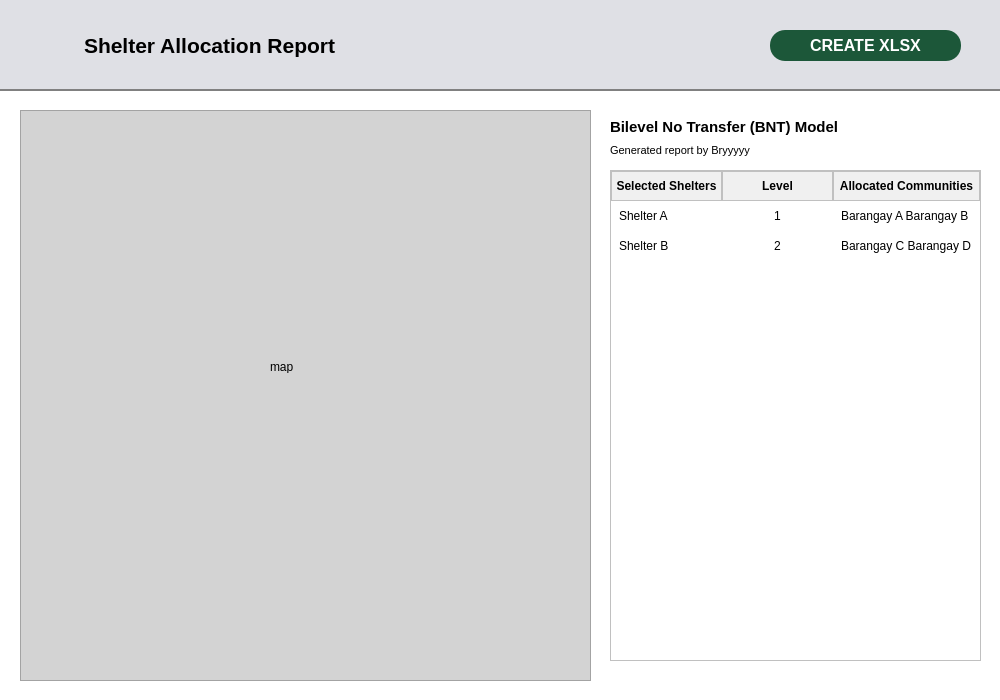
Lucianono/ShelterAlloc_Thesis, file FE/shelterallocationreport.ui: the form before one commit.
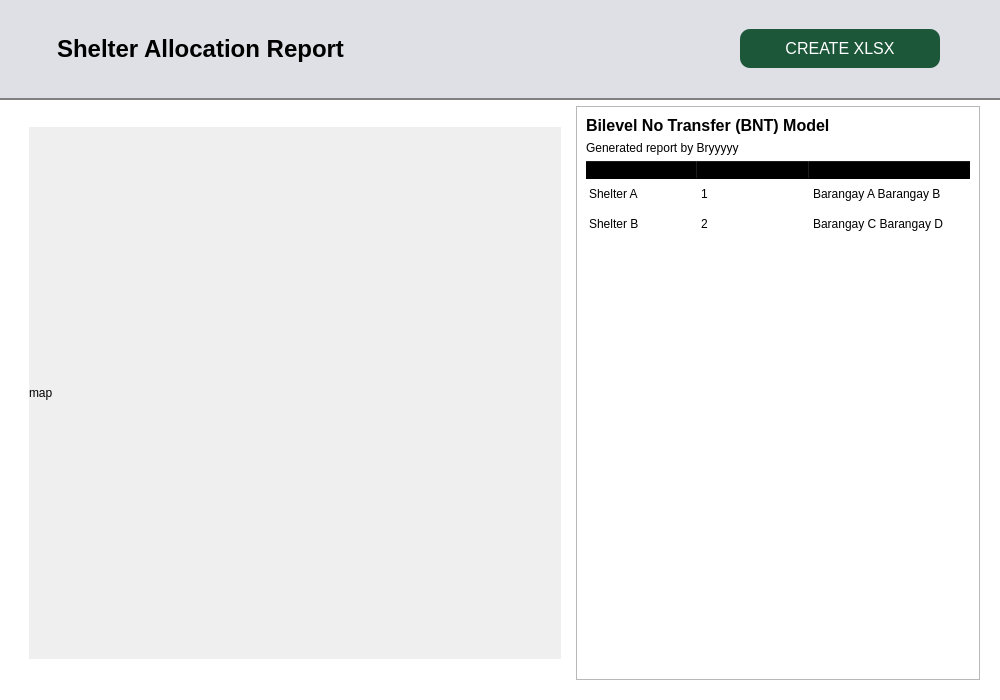
The form after the commit. Icons and pictures are not drawn.

Commit message:
UPDATE frontend again
frontend officially officially finished

Patch:
```diff
--- a/FE/shelterallocationreport.ui
+++ b/FE/shelterallocationreport.ui
@@ -36,21 +36,44 @@
 background-color: white;
 }</string>
   </property>
+  <layout class="QVBoxLayout" name="verticalLayout_2">
+   <property name="leftMargin">
+    <number>0</number>
+   </property>
+   <property name="topMargin">
+    <number>0</number>
+   </property>
+   <property name="rightMargin">
+    <number>0</number>
+   </property>
+   <property name="bottomMargin">
+    <number>0</number>
+   </property>
+   <item>
+    <layout class="QVBoxLayout" name="verticalLayout">
+     <item>
   <widget class="QFrame" name="headerFrame">
-   <property name="geometry">
-    <rect>
-     <x>0</x>
-     <y>0</y>
-     <width>1001</width>
-     <height>91</height>
-    </rect>
-   </property>
    <property name="sizePolicy">
     <sizepolicy hsizetype="Fixed" vsizetype="Fixed">
      <horstretch>0</horstretch>
      <verstretch>0</verstretch>
     </sizepolicy>
    </property>
+       <property name="minimumSize">
+        <size>
+         <width>1000</width>
+         <height>100</height>
+        </size>
+       </property>
+       <property name="maximumSize">
+        <size>
+         <width>16777215</width>
+         <height>16777215</height>
+        </size>
+       </property>
+       <property name="autoFillBackground">
+        <bool>false</bool>
+       </property>
    <property name="styleSheet">
     <string notr="true">#headerFrame {
     background-color: #dfe0e5;
@@ -66,16 +89,10 @@
    <property name="frameShadow">
     <enum>QFrame::Raised</enum>
    </property>
-   <widget class="QWidget" name="horizontalLayoutWidget">
-    <property name="geometry">
-     <rect>
-      <x>20</x>
-      <y>20</y>
-      <width>331</width>
-      <height>51</height>
-     </rect>
-    </property>
-    <layout class="QHBoxLayout" name="horizontalLayout">
+       <layout class="QHBoxLayout" name="horizontalLayout_2">
+        <property name="rightMargin">
+         <number>50</number>
+        </property>
      <item>
       <widget class="QPushButton" name="pushButton">
        <property name="sizePolicy">
@@ -106,16 +123,10 @@
       </widget>
      </item>
      <item>
-      <widget class="QLabel" name="label_4">
-       <property name="sizePolicy">
-        <sizepolicy hsizetype="Fixed" vsizetype="Fixed">
-         <horstretch>0</horstretch>
-         <verstretch>0</verstretch>
-        </sizepolicy>
-       </property>
+         <widget class="QLabel" name="label">
        <property name="font">
         <font>
-         <pointsize>16</pointsize>
+            <pointsize>18</pointsize>
          <weight>75</weight>
          <bold>true</bold>
         </font>
@@ -125,108 +136,99 @@
        </property>
       </widget>
      </item>
-    </layout>
-   </widget>
+        <item>
    <widget class="QPushButton" name="pushButton_2">
-    <property name="geometry">
-     <rect>
-      <x>770</x>
-      <y>30</y>
-      <width>191</width>
-      <height>31</height>
-     </rect>
-    </property>
     <property name="sizePolicy">
      <sizepolicy hsizetype="Fixed" vsizetype="Fixed">
       <horstretch>0</horstretch>
       <verstretch>0</verstretch>
      </sizepolicy>
     </property>
+          <property name="minimumSize">
+           <size>
+            <width>200</width>
+            <height>0</height>
+           </size>
+          </property>
     <property name="font">
      <font>
       <pointsize>-1</pointsize>
-      <weight>75</weight>
-      <bold>true</bold>
      </font>
     </property>
     <property name="styleSheet">
      <string notr="true">QPushButton {
-    background-color: #1C5739;
-    color: white;
-    padding: 5px;
-    border: none;
-    border-radius: 15px;
-	font-size:16px;
-	font-weight:bold;
-}
-
-QPushButton:hover {
-    background-color: #25754c;
-}
-
-QPushButton:pressed {
-    background-color: #1C5739;
-}
-</string>
+   background-color: #1C5739;        
+    color: white;                        
+    border: none;                        
+    border-radius: 10px;                 
+    padding: 10px 20px;                   
+    font-size: 16px;                     
+}</string>
     </property>
     <property name="text">
      <string>CREATE XLSX</string>
     </property>
    </widget>
-  </widget>
-  <widget class="QFrame" name="frame_2">
-   <property name="geometry">
-    <rect>
-     <x>20</x>
-     <y>110</y>
-     <width>571</width>
-     <height>571</height>
-    </rect>
-   </property>
+        </item>
+       </layout>
+      </widget>
+     </item>
+     <item>
+      <layout class="QHBoxLayout" name="horizontalLayout_3">
+       <property name="leftMargin">
+        <number>20</number>
+       </property>
+       <property name="topMargin">
+        <number>0</number>
+       </property>
+       <property name="rightMargin">
+        <number>20</number>
+       </property>
+       <property name="bottomMargin">
+        <number>20</number>
+       </property>
+       <item>
+        <widget class="QWidget" name="widget" native="true">
    <property name="sizePolicy">
     <sizepolicy hsizetype="Fixed" vsizetype="Fixed">
      <horstretch>0</horstretch>
      <verstretch>0</verstretch>
     </sizepolicy>
    </property>
-   <property name="styleSheet">
-    <string notr="true">background-color: lightgrey;</string>
-   </property>
-   <property name="frameShape">
-    <enum>QFrame::StyledPanel</enum>
-   </property>
-   <property name="frameShadow">
-    <enum>QFrame::Raised</enum>
-   </property>
-   <widget class="QLabel" name="label_3">
-    <property name="geometry">
-     <rect>
-      <x>250</x>
-      <y>250</y>
-      <width>47</width>
-      <height>13</height>
-     </rect>
+         <property name="minimumSize">
+          <size>
+           <width>550</width>
+           <height>550</height>
+          </size>
+         </property>
+         <layout class="QGridLayout" name="gridLayout">
+          <item row="0" column="0">
+           <widget class="QLabel" name="label_2">
+            <property name="autoFillBackground">
+             <bool>true</bool>
     </property>
     <property name="text">
      <string>map</string>
     </property>
    </widget>
-  </widget>
-  <widget class="QWidget" name="verticalLayoutWidget">
-   <property name="geometry">
-    <rect>
-     <x>610</x>
-     <y>118</y>
-     <width>371</width>
-     <height>41</height>
-    </rect>
-   </property>
-   <layout class="QVBoxLayout" name="verticalLayout">
+          </item>
+         </layout>
+        </widget>
+       </item>
+       <item>
+        <widget class="QFrame" name="frame">
+         <property name="frameShape">
+          <enum>QFrame::StyledPanel</enum>
+         </property>
+         <property name="frameShadow">
+          <enum>QFrame::Raised</enum>
+         </property>
+         <layout class="QVBoxLayout" name="verticalLayout_3">
     <item>
-     <widget class="QLabel" name="label">
+           <widget class="QLabel" name="label_3">
       <property name="font">
        <font>
-        <pointsize>11</pointsize>
+              <pointsize>12</pointsize>
         <weight>75</weight>
         <bold>true</bold>
        </font>
@@ -237,62 +239,53 @@
      </widget>
     </item>
     <item>
-     <widget class="QLabel" name="label_2">
-      <property name="font">
-       <font>
-        <pointsize>8</pointsize>
-       </font>
-      </property>
+           <widget class="QLabel" name="label_4">
       <property name="text">
        <string>Generated report by Bryyyyy</string>
       </property>
      </widget>
     </item>
-   </layout>
-  </widget>
-  <widget class="QTableWidget" name="tableWidget_2">
-   <property name="geometry">
-    <rect>
-     <x>610</x>
-     <y>170</y>
-     <width>371</width>
-     <height>491</height>
-    </rect>
-   </property>
+          <item>
+           <widget class="QTableWidget" name="tableWidget">
    <property name="autoFillBackground">
     <bool>false</bool>
    </property>
    <property name="styleSheet">
-    <string notr="true">QHeaderView::section {
-    font-weight: bold;
-    background-color: #F0F0F0;
-    color: black;            
-    padding: 5px;              
-    border: 1px solid #C0C0C0;
-}
-
-QTableWidget {
-    background-color: transparent;
-    gridline-color: #C0C0C0;
-    border: 1px solid #C0C0C0;
-}
-
-QTableWidget::item {
-	background-color: white;
-    padding: 5px;
-}</string>
+             <string notr="true">border: none;
+background-color: transparent;</string>
+            </property>
+            <property name="sizeAdjustPolicy">
+             <enum>QAbstractScrollArea::AdjustIgnored</enum>
+            </property>
+            <property name="autoScroll">
+             <bool>true</bool>
    </property>
    <property name="showGrid">
     <bool>false</bool>
    </property>
+            <property name="gridStyle">
+             <enum>Qt::SolidLine</enum>
+            </property>
+            <property name="sortingEnabled">
+             <bool>false</bool>
+            </property>
+            <property name="wordWrap">
+             <bool>true</bool>
+            </property>
+            <property name="cornerButtonEnabled">
+             <bool>true</bool>
+            </property>
    <property name="rowCount">
     <number>2</number>
    </property>
-   <property name="columnCount">
-    <number>3</number>
-   </property>
+            <attribute name="horizontalHeaderCascadingSectionResizes">
+             <bool>false</bool>
+            </attribute>
    <attribute name="horizontalHeaderDefaultSectionSize">
-    <number>111</number>
+             <number>112</number>
+            </attribute>
+            <attribute name="horizontalHeaderHighlightSections">
+             <bool>true</bool>
    </attribute>
    <attribute name="horizontalHeaderStretchLastSection">
     <bool>true</bool>
@@ -306,16 +299,55 @@
     <property name="text">
      <string>Selected Shelters</string>
     </property>
+             <property name="font">
+              <font>
+               <weight>75</weight>
+               <bold>true</bold>
+              </font>
+             </property>
+             <property name="background">
+              <color alpha="50">
+               <red>0</red>
+               <green>0</green>
+               <blue>0</blue>
+              </color>
+             </property>
    </column>
    <column>
     <property name="text">
      <string>Level</string>
     </property>
+             <property name="font">
+              <font>
+               <weight>75</weight>
+               <bold>true</bold>
+              </font>
+             </property>
+             <property name="background">
+              <color alpha="50">
+               <red>0</red>
+               <green>0</green>
+               <blue>0</blue>
+              </color>
+             </property>
    </column>
    <column>
     <property name="text">
      <string>Allocated Communities</string>
     </property>
+             <property name="font">
+              <font>
+               <weight>75</weight>
+               <bold>true</bold>
+              </font>
+             </property>
+             <property name="background">
+              <color alpha="50">
+               <red>0</red>
+               <green>0</green>
+               <blue>0</blue>
+              </color>
+             </property>
    </column>
    <item row="0" column="0">
     <property name="text">
@@ -326,9 +358,6 @@
     <property name="text">
      <string>1</string>
     </property>
-    <property name="textAlignment">
-     <set>AlignCenter</set>
-    </property>
    </item>
    <item row="0" column="2">
     <property name="text">
@@ -344,9 +373,6 @@
     <property name="text">
      <string>2</string>
     </property>
-    <property name="textAlignment">
-     <set>AlignCenter</set>
-    </property>
    </item>
    <item row="1" column="2">
     <property name="text">
@@ -354,6 +380,15 @@
     </property>
    </item>
   </widget>
+          </item>
+         </layout>
+        </widget>
+       </item>
+      </layout>
+     </item>
+    </layout>
+   </item>
+  </layout>
  </widget>
  <resources>
   <include location="resources.qrc"/>
```
Left out of the diff: 9 changed lines with no effect on the pictures. Lines whose indentation alone changed are shown as unchanged.
